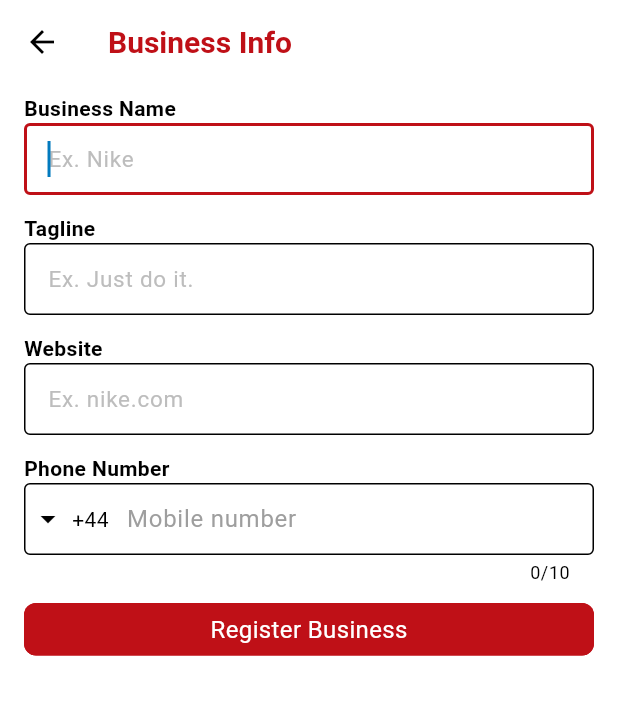
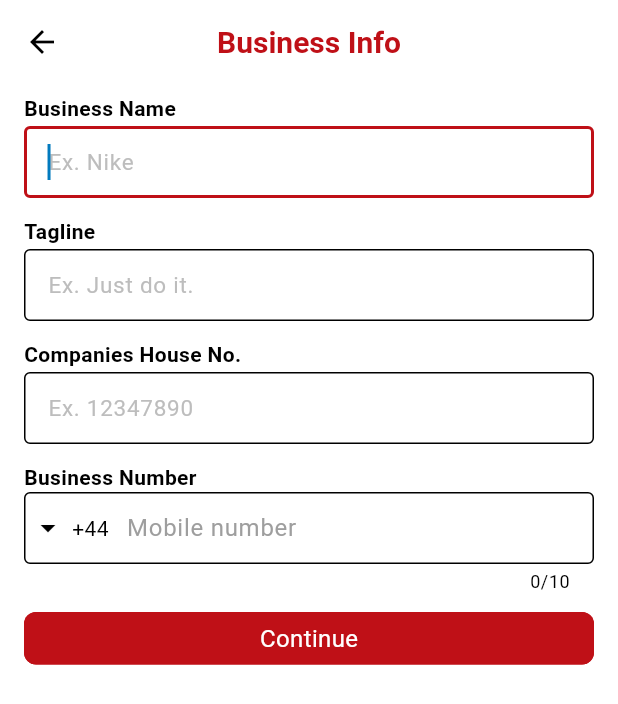
Before and after one commit to askabdulhaseeb/selloutapp, a Flutter app: the AccountTypeScreen screen opened by its route, after a tap on "Business", on a phone screen of 412 x 824 dp. Shown: the top 704 px of the screen. Run offline on Flutter 3.47's test engine with Material 3 defaults, Android fonts, the phone set to English and light mode, and no system bars; drawn by our look-alikes of intl_phone_field; our stand-ins replace cached_network_image, flutter_dotenv, flutter_rating_bar, get_it, persistent_bottom_nav_bar, shared_preferences and 2 more; accounts and stored records are empty; statements that could not run were skipped.

Commit message:
updaten UI

```diff
--- a/lib/core/widgets/custom_textformfield.dart
+++ b/lib/core/widgets/custom_textformfield.dart
@@ -77,6 +77,7 @@ class CustomTextFormFieldState extends State<CustomTextFormField> {
             widget.title ?? '',
             style: const TextStyle(fontWeight: FontWeight.bold),
           ),
+          const SizedBox(height: 2),
           TextFormField(
             initialValue: widget.initialValue,
             controller: widget._controller,
--- a/lib/core/widgets/phone_number_field.dart
+++ b/lib/core/widgets/phone_number_field.dart
@@ -7,11 +7,13 @@ class PhoneNumberField extends StatefulWidget {
     required this.initialCountryCode,
     required this.onChange,
     this.bgColor,
-    Key? key,
-  }) : super(key: key);
+    this.title,
+    super.key,
+  });
   final Function(PhoneNumber)? onChange;
   final String? initialCountryCode;
   final Color? bgColor;
+  final String? title;
   @override
   State<PhoneNumberField> createState() => _PhoneNumberFieldState();
 }
@@ -24,9 +26,9 @@ class _PhoneNumberFieldState extends State<PhoneNumberField> {
       child: Column(
         crossAxisAlignment: CrossAxisAlignment.start,
         children: <Widget>[
-          const Text(
-            'Phone Number',
-            style: TextStyle(fontWeight: FontWeight.bold),
+          Text(
+            widget.title ?? 'Phone Number',
+            style: const TextStyle(fontWeight: FontWeight.bold),
           ),
           IntlPhoneField(
             textInputAction: TextInputAction.done,
--- a/lib/features/auth/core/widgets/auth_sellout_title_widget.dart
+++ b/lib/features/auth/core/widgets/auth_sellout_title_widget.dart
@@ -7,21 +7,19 @@ class AuthSelloutTitleWidget extends StatelessWidget {
   @override
   Widget build(BuildContext context) {
     return Padding(
-      padding: const EdgeInsets.all(16),
+      padding: const EdgeInsets.symmetric(horizontal: 16),
       child: Column(
         children: <Widget>[
-          const SizedBox(height: 60),
           Text(
             'SellOut',
             style: TextStyle(
               fontWeight: FontWeight.bold,
-              fontSize: 18,
+              fontSize: 24,
               color: Theme.of(context).primaryColor,
             ),
           ),
           Text(
-            subtitle ??
-                'SellOut helps you sell the stuff you want to the people you want',
+            subtitle ?? 'SellOut helps you buy & Sell and provide services',
             textAlign: TextAlign.center,
           ),
         ],
--- a/lib/features/auth/signup/presentation/providers/signup_provider.dart
+++ b/lib/features/auth/signup/presentation/providers/signup_provider.dart
@@ -1,3 +1,4 @@
+import 'package:flutter/foundation.dart';
 import 'package:flutter/material.dart';
 import 'package:intl_phone_field/phone_number.dart';
 
@@ -67,7 +68,7 @@ class SignUpProvider extends ChangeNotifier {
   // Business
   TextEditingController get title => _title;
   TextEditingController get tag => _tag;
-  TextEditingController get website => _website;
+  TextEditingController get registerNo => _registerNo;
   PhoneNumber get businessNumber => _businessNumber;
 
   GlobalKey<FormState> get key => _key;
@@ -76,11 +77,16 @@ class SignUpProvider extends ChangeNotifier {
   // VARIABLES
   //
   // TextEditingController
-  final TextEditingController _name = TextEditingController();
-  final TextEditingController _username = TextEditingController();
-  final TextEditingController _email = TextEditingController();
-  final TextEditingController _password = TextEditingController();
-  final TextEditingController _confirmPassword = TextEditingController();
+  final TextEditingController _name =
+      TextEditingController(text: kDebugMode ? 'name' : '');
+  final TextEditingController _username =
+      TextEditingController(text: kDebugMode ? 'username' : '');
+  final TextEditingController _email =
+      TextEditingController(text: kDebugMode ? 'test@test.com' : '');
+  final TextEditingController _password =
+      TextEditingController(text: kDebugMode ? '1234567890' : '');
+  final TextEditingController _confirmPassword =
+      TextEditingController(text: kDebugMode ? '1234567890' : '');
   PhoneNumber _phoneNumber = PhoneNumber(
     countryISOCode: 'GB',
     countryCode: 'GB',
@@ -89,7 +95,7 @@ class SignUpProvider extends ChangeNotifier {
   // Business
   final TextEditingController _title = TextEditingController();
   final TextEditingController _tag = TextEditingController();
-  final TextEditingController _website = TextEditingController();
+  final TextEditingController _registerNo = TextEditingController();
   PhoneNumber _businessNumber = PhoneNumber(
     countryCode: 'GB',
     countryISOCode: 'GB',
--- a/lib/features/auth/signup/presentation/screens/account_type_screen.dart
+++ b/lib/features/auth/signup/presentation/screens/account_type_screen.dart
@@ -11,30 +11,24 @@ class AccountTypeScreen extends StatelessWidget {
   @override
   Widget build(BuildContext context) {
     return Scaffold(
-      extendBodyBehindAppBar: true,
       appBar: AppBar(),
       body: Padding(
         padding: const EdgeInsets.symmetric(horizontal: 16),
         child: Column(
           children: <Widget>[
             const AuthSelloutTitleWidget(
-              subtitle: 'Please Choose your account type',
+              subtitle: 'Please Select below',
             ),
+            const SizedBox(height: 24),
             AccountTypeTileWidget(
               title: 'Personal',
-              subtitle: '''
-  - Buy All type of product
-  - Sell your personal belongings''',
+              subtitle: '',
               icon: Icons.person,
               onTap: () {},
             ),
             AccountTypeTileWidget(
               title: 'Business',
-              subtitle: '''
-  - Sell product easily
-  - Sell your services
-  - Win Customer Trust
-  - Manage your business easily''',
+              subtitle: '',
               icon: CupertinoIcons.briefcase_fill,
               onTap: () => Navigator.of(context)
                   .pushNamed(BusinessInfoInputScreen.routeName),
--- a/lib/features/auth/signup/presentation/screens/business_info_input_screen.dart
+++ b/lib/features/auth/signup/presentation/screens/business_info_input_screen.dart
@@ -15,6 +15,7 @@ class BusinessInfoInputScreen extends StatelessWidget {
     return Scaffold(
       appBar: AppBar(
         title: const Text('Business Info'),
+        centerTitle: true,
       ),
       body: Padding(
         padding: const EdgeInsets.symmetric(horizontal: 16),
@@ -36,17 +37,18 @@ class BusinessInfoInputScreen extends StatelessWidget {
                 readOnly: suPro.isLoading,
               ),
               CustomTextFormField(
-                controller: suPro.website,
-                title: 'Website',
-                hint: 'Ex. nike.com',
+                controller: suPro.registerNo,
+                title: 'Companies House No.',
+                hint: 'Ex. 12347890',
                 readOnly: suPro.isLoading,
               ),
               PhoneNumberField(
+                title: 'Business Number',
                 initialCountryCode: suPro.businessNumber.countryCode,
                 onChange: (PhoneNumber? value) {},
               ),
               CustomElevatedButton(
-                title: 'Register Business',
+                title: 'Continue',
                 isLoading: suPro.isLoading,
                 onTap: () {},
               ),
--- a/lib/features/auth/signup/presentation/widgets/account_type_tile_widget.dart
+++ b/lib/features/auth/signup/presentation/widgets/account_type_tile_widget.dart
@@ -21,32 +21,17 @@ class AccountTypeTileWidget extends StatelessWidget {
         onTap: onTap,
         borderRadius: BorderRadius.circular(12),
         child: Container(
-          padding: const EdgeInsets.all(12),
+          padding: const EdgeInsets.symmetric(horizontal: 8),
           decoration: BoxDecoration(
             borderRadius: BorderRadius.circular(12),
             border: Border.all(),
           ),
-          child: Row(
-            crossAxisAlignment: CrossAxisAlignment.start,
-            children: <Widget>[
-              Expanded(
-                child: Column(
-                  mainAxisSize: MainAxisSize.min,
-                  crossAxisAlignment: CrossAxisAlignment.start,
-                  children: <Widget>[
-                    Text(
-                      title,
-                      style: const TextStyle(fontWeight: FontWeight.bold),
-                    ),
-                    Text(
-                      subtitle,
-                      style: TextStyle(color: Theme.of(context).dividerColor),
-                    ),
-                  ],
-                ),
-              ),
-              Icon(icon),
-            ],
+          child: ListTile(
+            title: Text(
+              title,
+              style: const TextStyle(fontWeight: FontWeight.bold),
+            ),
+            trailing: Icon(icon),
           ),
         ),
       ),
```
Also changed, not shown: lib/core/sources/apis/api_call.dart (+70 -2 lines), lib/core/sources/locals/local_db.dart (added, +28 -0 lines), lib/features/auth/core/widgets/auth_bottom_feature_display_widget.dart (deleted, +0 -69 lines), lib/features/auth/signin/data/sources/apis/signin_api.dart (+14 -0 lines), lib/features/auth/signin/presentation/providers/signin_provider.dart (+11 -2 lines), lib/features/auth/signin/presentation/screens/signin_screen.dart (+6 -16 lines), lib/features/auth/signup/presentation/screens/signup_screen.dart (+12 -21 lines).
